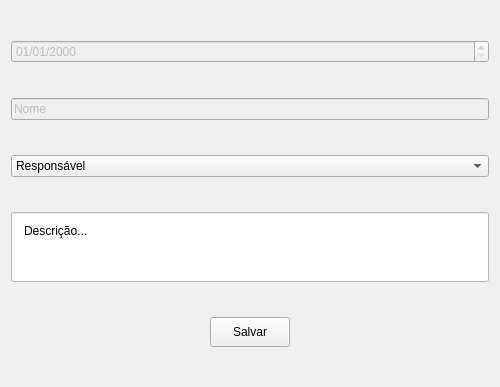
First picture: the form in App/view/ui/newReport.ui, repository Caiquef80/Gerenciamento-Escolar, before the edit.
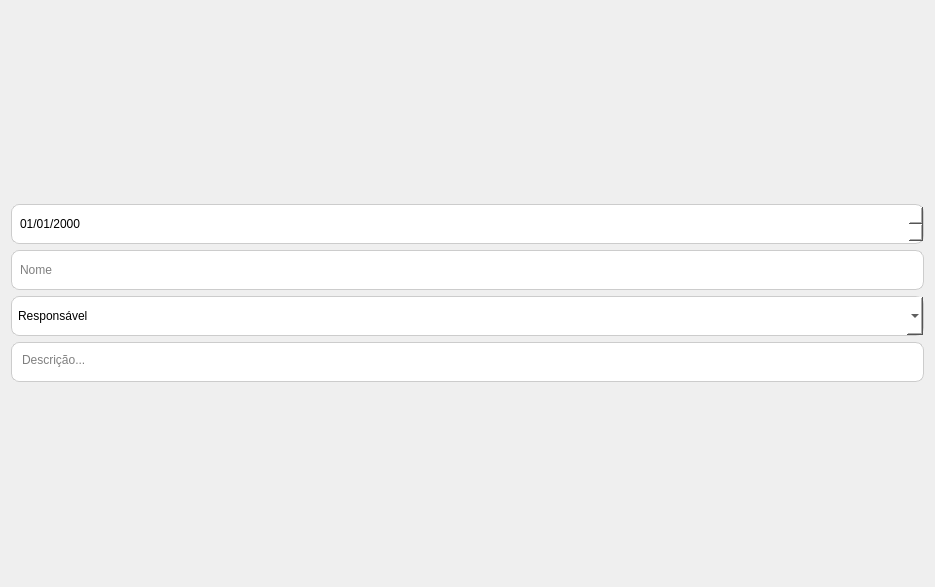
Second picture: the form after the edit. Icons and pictures are not drawn.

Commit message: Revamp UI layouts and add image assets (#42)

What changed in the file:
```diff
--- a/App/view/ui/newReport.ui
+++ b/App/view/ui/newReport.ui
@@ -6,18 +6,43 @@
    <rect>
     <x>0</x>
     <y>0</y>
-    <width>500</width>
-    <height>387</height>
+    <width>935</width>
+    <height>587</height>
    </rect>
   </property>
   <property name="windowTitle">
    <string>Form</string>
   </property>
-  <layout class="QVBoxLayout" name="verticalLayout" stretch="0,0,0,0,0">
+  <property name="windowIcon">
+   <iconset>
+    <normaloff>imagens/68045.png</normaloff>imagens/68045.png</iconset>
+  </property>
+  <property name="styleSheet">
+   <string notr="true">QLineEdit, QDateTimeEdit, QComboBox, QTextEdit {
+    border: 1px solid #ccc;
+    border-radius: 8px;
+    padding: 6px;
+    background: white;
+}
+
+QLineEdit:focus, QDateTimeEdit:focus {
+    border: 2px solid #4CAF50;
+}
+
+	
+	
+</string>
+  </property>
+  <layout class="QGridLayout" name="gridLayout">
+   <item row="0" column="0">
+    <layout class="QVBoxLayout" name="verticalLayout" stretch="3,3,3,3">
    <item>
     <widget class="QDateTimeEdit" name="dataOcorrencia">
-     <property name="enabled">
-      <bool>false</bool>
+       <property name="maximumSize">
+        <size>
+         <width>16777215</width>
+         <height>40</height>
+        </size>
      </property>
      <property name="displayFormat">
       <string>dd/MM/yyyy</string>
@@ -26,16 +51,28 @@
    </item>
    <item>
     <widget class="QLineEdit" name="nomeOcorrencia">
-     <property name="enabled">
-      <bool>false</bool>
+       <property name="maximumSize">
+        <size>
+         <width>16777215</width>
+         <height>40</height>
+        </size>
      </property>
      <property name="text">
+        <string/>
+       </property>
+       <property name="placeholderText">
       <string>Nome</string>
      </property>
     </widget>
    </item>
    <item>
     <widget class="QComboBox" name="responsavelCombo">
+       <property name="maximumSize">
+        <size>
+         <width>16777215</width>
+         <height>40</height>
+        </size>
+       </property>
      <item>
       <property name="text">
        <string>Responsável</string>
@@ -44,43 +81,19 @@
     </widget>
    </item>
    <item>
-    <widget class="QLineEdit" name="descricaoOcorrencia">
-     <property name="minimumSize">
+      <widget class="QTextEdit" name="textEdit">
+       <property name="maximumSize">
       <size>
-       <width>0</width>
-       <height>70</height>
-      </size>
-     </property>
-     <property name="styleSheet">
-      <string notr="true">#descricaoOcorrencia{
-
-	align-items: flex-start;
-	background-color: #fff;
-	
-	padding: 10px;
-
-}</string>
-     </property>
-     <property name="text">
+         <width>16777215</width>
+         <height>40</height>
+        </size>
+       </property>
+       <property name="placeholderText">
       <string>Descrição...</string>
      </property>
-     <property name="alignment">
-      <set>Qt::AlignLeading|Qt::AlignLeft|Qt::AlignTop</set>
-     </property>
-    </widget>
-   </item>
-   <item alignment="Qt::AlignHCenter">
-    <widget class="QPushButton" name="btnSaveReport">
-     <property name="maximumSize">
-      <size>
-       <width>90</width>
-       <height>30</height>
-      </size>
-     </property>
-     <property name="text">
-      <string>Salvar</string>
-     </property>
-    </widget>
+      </widget>
+     </item>
+    </layout>
    </item>
   </layout>
  </widget>
```
Lines whose indentation alone changed are shown as unchanged. The commit also changes 8 other files.
